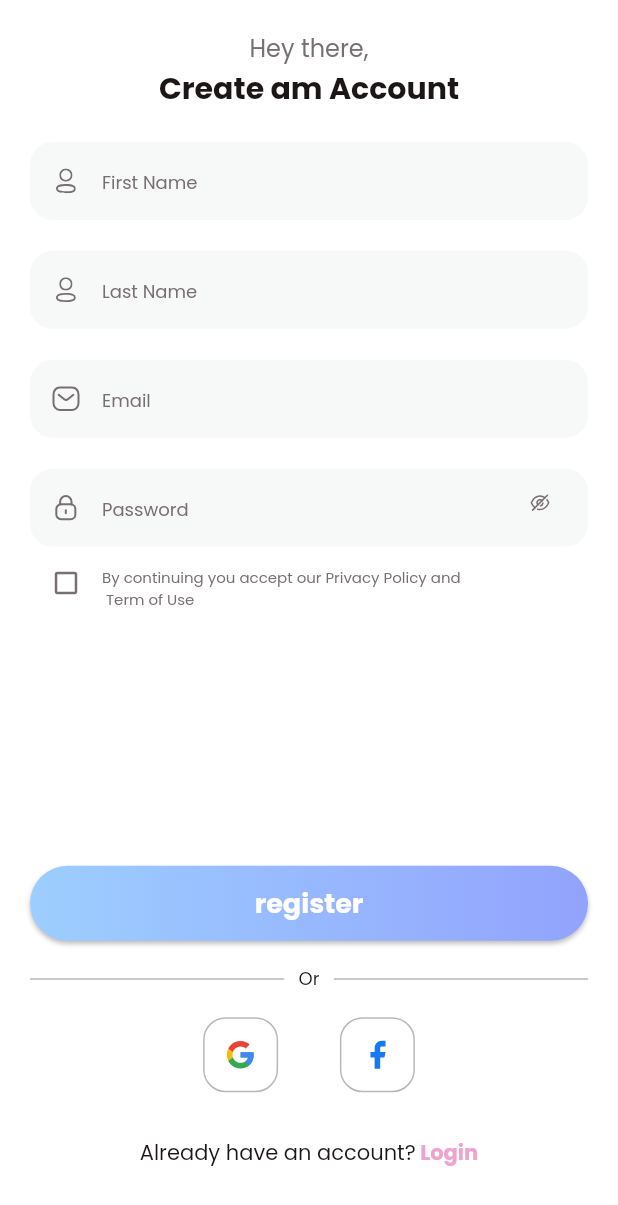
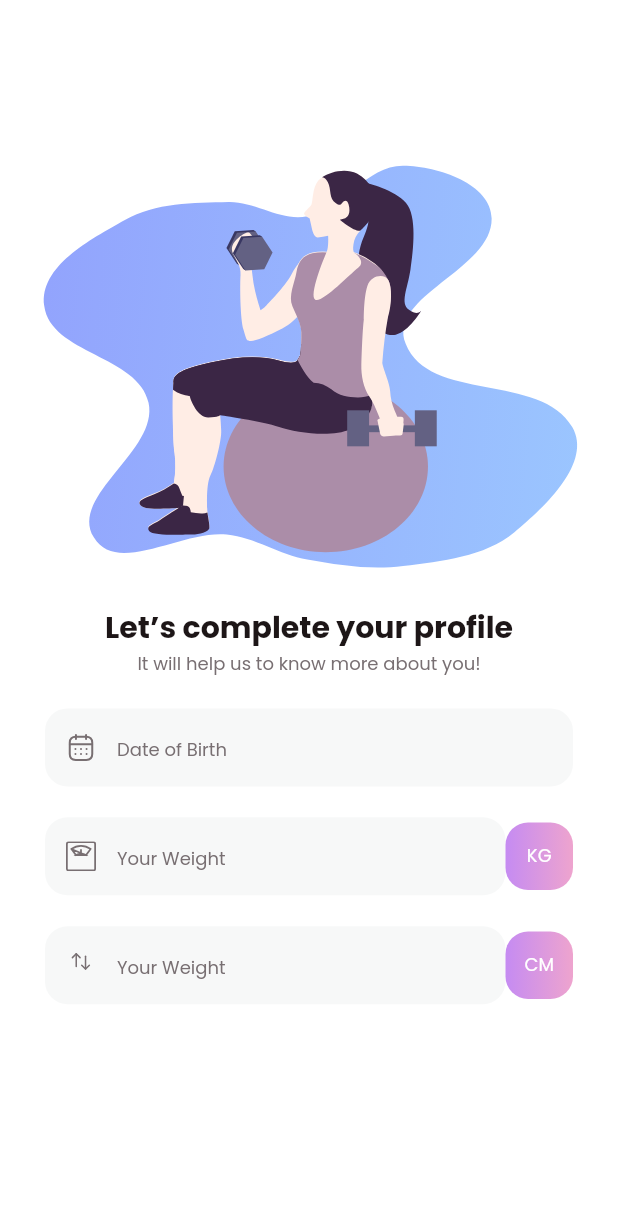
Before and after one commit to cukash-09/Fitness_App, a Flutter app: the SignupView screen opened directly, after a tap on "register", on a phone screen of 412 x 824 dp. Shown: the top 1205 px of the screen. Run offline on Flutter 3.47's test engine with Material 2 defaults, Android fonts, the phone set to English and light mode, and no system bars; our stand-ins replace flutter_svg, gap.

Commit message:
maanka commit

```diff
--- a/lib/common_widget/round_button.dart
+++ b/lib/common_widget/round_button.dart
@@ -23,15 +23,6 @@ class RoundButton extends StatelessWidget {
             colors: Tcolor.PrimaryF,
             begin: Alignment.centerLeft,
             end: Alignment.centerRight),
-        boxShadow: type == RoundButtonType.bgGradient
-            ? [
-                BoxShadow(
-                  color: Colors.black26,
-                  blurRadius: 2,
-                  offset: Offset(0, 2),
-                ),
-              ]
-            : null,
       ),
       child: MaterialButton(
         onPressed: onPressed,
--- a/lib/main.dart
+++ b/lib/main.dart
@@ -19,7 +19,7 @@ class MyApp extends StatelessWidget {
       title: 'Fitness',
       theme:
           ThemeData(primaryColor: Tcolor.primaryColor1, fontFamily: "Poppins"),
-      home: StartedView (),
+      home: StartedView(),
     );
   }
 }
--- /dev/null
+++ b/lib/view/loging/complete_profile.dart
@@ -0,0 +1,144 @@
+import 'package:flutter/material.dart';
+import 'package:flutter_svg/svg.dart';
+
+import '../../common/colors.dart';
+import '../../common_widget/round_button.dart';
+import '../../common_widget/round_textfield.dart';
+
+class Complete_Profile extends StatefulWidget {
+  const Complete_Profile({super.key});
+
+  @override
+  State<Complete_Profile> createState() => _Complete_ProfileState();
+}
+
+class _Complete_ProfileState extends State<Complete_Profile> {
+  TextEditingController txtDate = TextEditingController();
+  @override
+  Widget build(BuildContext context) {
+    var media = MediaQuery.of(context).size;
+    return Scaffold(
+      backgroundColor: Tcolor.white,
+      body: SingleChildScrollView(
+        child: SafeArea(
+          child: Padding(
+            padding: EdgeInsets.all(15.0),
+            child: Column(
+              children: [
+                SvgPicture.asset(
+                  'assets/images/Vector_1.svg',
+                  width: media.width,
+                  fit: BoxFit.fitWidth,
+                ),
+                SizedBox(height: media.width * 0.01),
+                Text(
+                  "Let’s complete your profile",
+                  style: TextStyle(
+                    color: Tcolor.black,
+                    fontSize: 20,
+                    fontWeight: FontWeight.w700,
+                  ),
+                ),
+                Text(
+                  'It will help us to know more about you!',
+                  style: TextStyle(
+                    color: Tcolor.grey,
+                    fontSize: 12,
+                  ),
+                ),
+                SizedBox(height: media.width * 0.05),
+                Padding(
+                  padding: const EdgeInsets.symmetric(
+                    horizontal: 15,
+                  ),
+                  child: Column(
+                    children: [
+                      RoundTextfield(
+                        controller: txtDate,
+                        hintText: 'Date of Birth',
+                        icon: "assets/images/Iconly-Light-Calendar.svg",
+                        obscureText: true,
+                      ),
+                      SizedBox(height: media.width * 0.05),
+                      Row(
+                        children: [
+                          Expanded(
+                            child: RoundTextfield(
+                              controller: txtDate,
+                              hintText: "Your Weight",
+                              icon: 'assets/images/weight-scale 1.svg',
+                            ),
+                          ),
+                          Container(
+                            width: 45,
+                            height: 45,
+                            alignment: Alignment.center,
+                            decoration: BoxDecoration(
+                              gradient: LinearGradient(
+                                colors: Tcolor.scondryyF,
+                              ),
+                              borderRadius: BorderRadius.circular(15),
+                            ),
+                            child: Text(
+                              'KG',
+                              style: TextStyle(
+                                color: Tcolor.white,
+                                fontSize: 12,
+                              ),
+                            ),
+                          )
+                        ],
+                      ),
+                      SizedBox(height: media.width * 0.05),
+                      Row(
+                        children: [
+                          Expanded(
+                            child: RoundTextfield(
+                              controller: txtDate,
+                              hintText: "Your Weight",
+                              icon: 'assets/images/Iconly-Light-Swap.svg',
+                            ),
+                          ),
+                          Container(
+                            width: 45,
+                            height: 45,
+                            alignment: Alignment.center,
+                            decoration: BoxDecoration(
+                              gradient: LinearGradient(
+                                colors: Tcolor.scondryyF,
+                              ),
+                              borderRadius: BorderRadius.circular(15),
+                            ),
+                            child: Text(
+                              'CM',
+                              style: TextStyle(
+                                color: Tcolor.white,
+                                fontSize: 12,
+                              ),
+                            ),
+                          )
+                        ],
+                      ),
+                      SizedBox(height: media.width * 0.4),
+                      RoundButton(
+                        title: "register",
+                        onPressed: () {
+                          Navigator.push(
+                            context,
+                            MaterialPageRoute(
+                              builder: (context) => Complete_Profile(),
+                            ),
+                          );
+                        },
+                      ),
+                    ],
+                  ),
+                ),
+              ],
+            ),
+          ),
+        ),
+      ),
+    );
+  }
+}
--- a/lib/view/loging/signup_view.dart
+++ b/lib/view/loging/signup_view.dart
@@ -1,6 +1,7 @@
 import 'package:flutter/material.dart';
 import 'package:flutter_fitness_app/common_widget/round_button.dart';
 import 'package:flutter_fitness_app/common_widget/round_textfield.dart';
+import 'package:flutter_fitness_app/view/loging/complete_profile.dart';
 import 'package:flutter_svg/svg.dart';
 
 import '../../common/colors.dart';
@@ -111,7 +112,14 @@ class _SignupViewState extends State<SignupView> {
                 SizedBox(height: media.width * 0.4),
                 RoundButton(
                   title: "register",
-                  onPressed: () {},
+                  onPressed: () {
+                    Navigator.push(
+                      context,
+                      MaterialPageRoute(
+                        builder: (context) => Complete_Profile(),
+                      ),
+                    );
+                  },
                 ),
                 SizedBox(height: media.width * 0.04),
                 Row(
```
Also changed, not shown: assets/images/Iconly-Light-2 User.svg (added), assets/images/Iconly-Light-Calendar.svg (added), assets/images/Iconly-Light-Swap.svg (added), assets/images/Vector_1.svg (added), assets/images/goal_1.svg (added), assets/images/goal_2.svg (added), assets/images/goal_3.svg (added), assets/images/weight-scale 1.svg (added), assets/images/welcome.svg (added).
